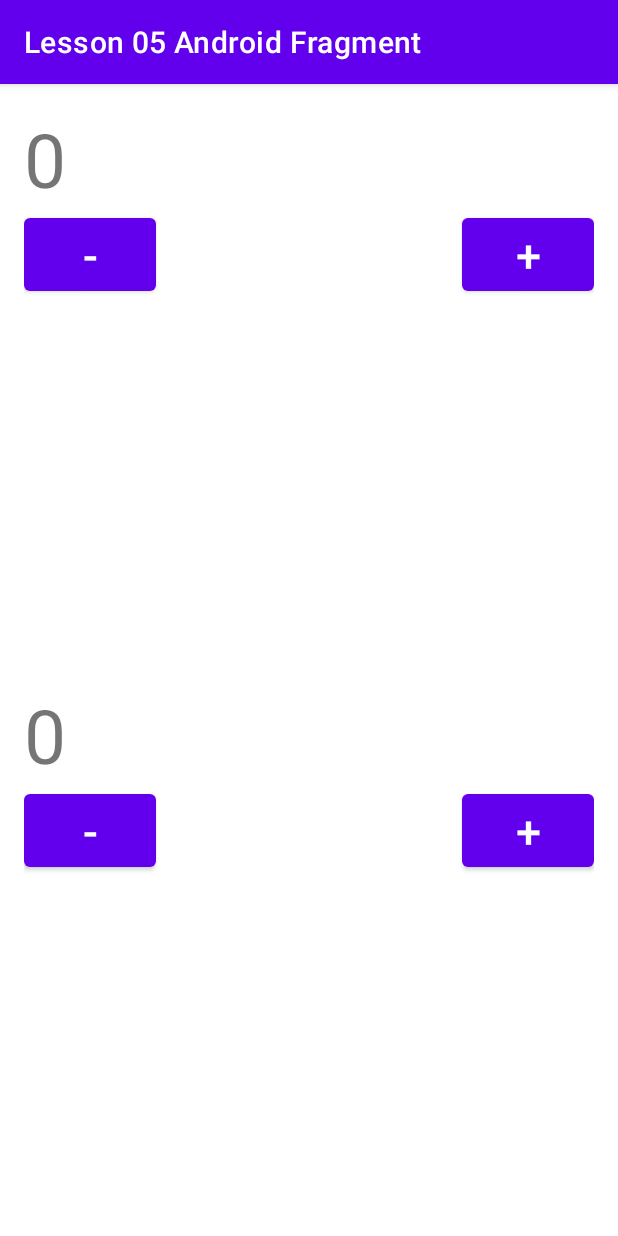
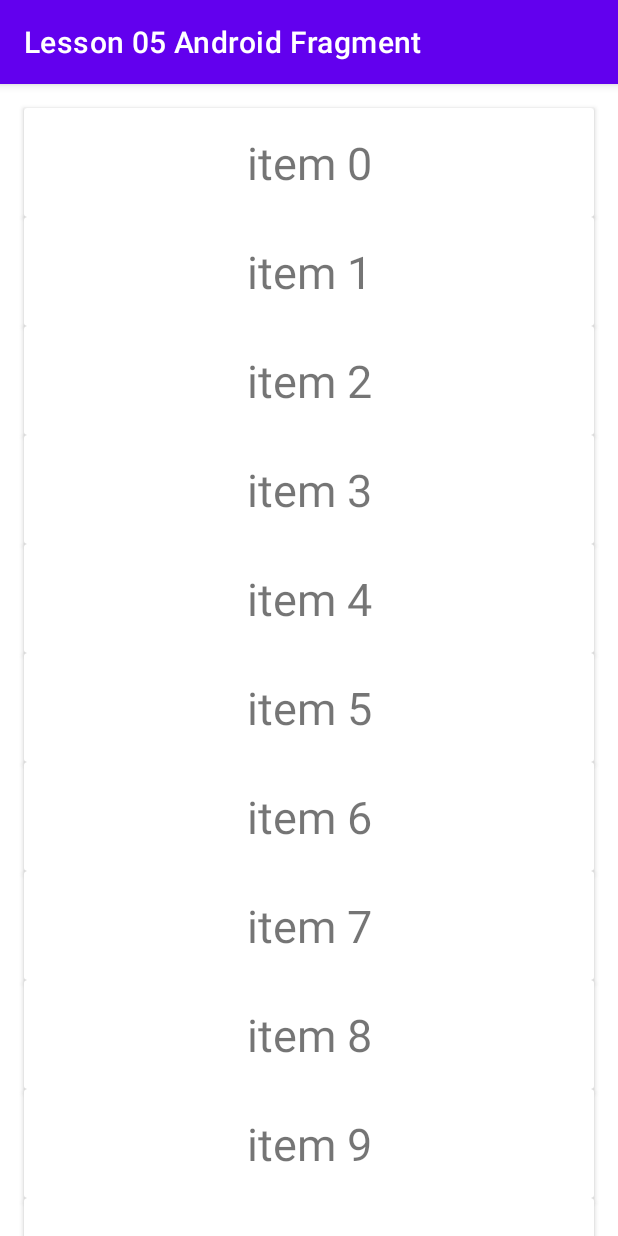
Before and after one commit to StoDruzey/Lesson-05-Android-Fragment, an Android app: the screen it shows after launch (MainActivity), on a phone screen of 412 x 824 dp. Run offline under Robolectric (Android 15) with nearby library versions, the phone set to English and light mode, and no system bars.

Commit message:
RecyclerView commit

```diff
--- /dev/null
+++ b/app/src/main/java/com/example/lesson05androidfragment/ListFragment.kt
@@ -0,0 +1,43 @@
+package com.example.lesson05androidfragment
+
+import android.os.Bundle
+import android.view.LayoutInflater
+import android.view.View
+import android.view.ViewGroup
+import androidx.fragment.app.Fragment
+import androidx.recyclerview.widget.LinearLayoutManager
+import com.example.lesson05androidfragment.databinding.FragmentListBinding
+
+class ListFragment : Fragment() {
+    private var _binding: FragmentListBinding? = null
+    private val binding get() = requireNotNull(_binding)
+
+    override fun onCreateView(
+        inflater: LayoutInflater,
+        container: ViewGroup?,
+        savedInstanceState: Bundle?
+    ): View {
+        return FragmentListBinding.inflate(inflater, container, false)
+            .also { _binding = it }
+            .root
+    }
+
+    override fun onViewCreated(view: View, savedInstanceState: Bundle?) {
+        super.onViewCreated(view, savedInstanceState)
+
+        with(binding) {
+            recyclerView.layoutManager = LinearLayoutManager(view.context)
+
+            val items = List(20) {
+                "item $it"
+            }
+
+            recyclerView.adapter = NotesAdapter(items)
+        }
+    }
+
+    override fun onDestroyView() {
+        super.onDestroyView()
+        _binding = null
+    }
+}
--- a/app/src/main/java/com/example/lesson05androidfragment/MainActivity.kt
+++ b/app/src/main/java/com/example/lesson05androidfragment/MainActivity.kt
@@ -7,11 +7,9 @@ import com.example.lesson05androidfragment.databinding.ActivityMainBinding
 class MainActivity : AppCompatActivity(R.layout.activity_main) {
     override fun onCreate(savedInstanceState: Bundle?) {
         super.onCreate(savedInstanceState)
-//        val binding = ActivityMainBinding.inflate(layoutInflater)
         supportFragmentManager
             .beginTransaction()
-            .add(R.id.container1, CounterFragment())
-            .add(R.id.container2, CounterFragment())
+            .add(R.id.container, ListFragment())
             .commit()
     }
 }
--- a/app/src/main/java/com/example/lesson05androidfragment/NotesAdapter.kt
+++ b/app/src/main/java/com/example/lesson05androidfragment/NotesAdapter.kt
@@ -1,22 +1,25 @@
 package com.example.lesson05androidfragment
 
+import android.view.LayoutInflater
 import android.view.ViewGroup
 import androidx.recyclerview.widget.RecyclerView
 import com.example.lesson05androidfragment.databinding.ItemNoteBinding
 
-class NotesAdapter(private val items: String) : RecyclerView.Adapter<NoteViewHolder>() {
+class NotesAdapter(private val items: List<String>) : RecyclerView.Adapter<NoteViewHolder>() {
     override fun onCreateViewHolder(parent: ViewGroup, viewType: Int): NoteViewHolder {
-        TODO("Not yet implemented")
+        val layoutInflater = LayoutInflater.from(parent.context)
+        return NoteViewHolder(
+            binding = ItemNoteBinding.inflate(layoutInflater, parent, false)
+        )
     }
 
     override fun onBindViewHolder(holder: NoteViewHolder, position: Int) {
-        TODO("Not yet implemented")
+        holder.bind(items[position])
     }
 
     override fun getItemCount(): Int {
-        TODO("Not yet implemented")
+        return items.size
     }
-
 }
 
 class NoteViewHolder(private val binding: ItemNoteBinding) : RecyclerView.ViewHolder(binding.root) {
--- a/app/src/main/res/layout/activity_main.xml
+++ b/app/src/main/res/layout/activity_main.xml
@@ -13,16 +13,10 @@
     tools:context=".MainActivity">
 
     <androidx.fragment.app.FragmentContainerView
-        android:id="@+id/container1"
+        android:id="@+id/container"
         android:layout_width="match_parent"
         android:layout_height="0dp"
         android:layout_weight="1"
         tools:context=".MainActivity"/>
 
-    <androidx.fragment.app.FragmentContainerView
-        android:id="@+id/container2"
-        android:layout_width="match_parent"
-        android:layout_height="0dp"
-        android:layout_weight="1"
-        tools:context=".MainActivity"/>
 </LinearLayout>
--- a/app/src/main/res/layout/fragment_list.xml
+++ b/app/src/main/res/layout/fragment_list.xml
@@ -1,6 +1,9 @@
 <?xml version="1.0" encoding="utf-8"?>
 <androidx.recyclerview.widget.RecyclerView xmlns:android="http://schemas.android.com/apk/res/android"
+    android:id="@+id/recycler_view"
     android:layout_width="match_parent"
-    android:layout_height="match_parent">
+    android:layout_height="match_parent"
+    android:padding="16dp"
+    android:clipToPadding="false">
 
 </androidx.recyclerview.widget.RecyclerView>
```
